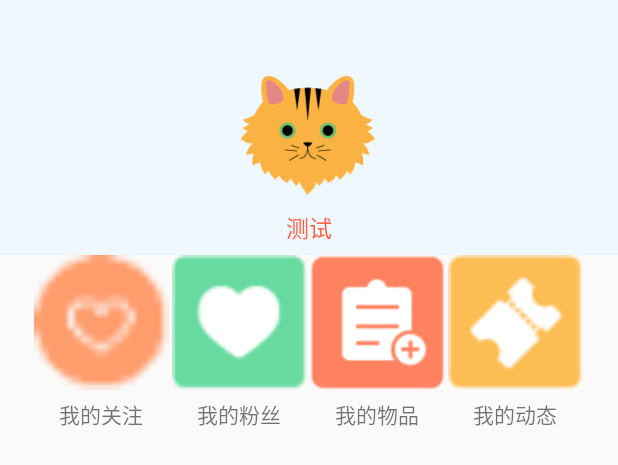
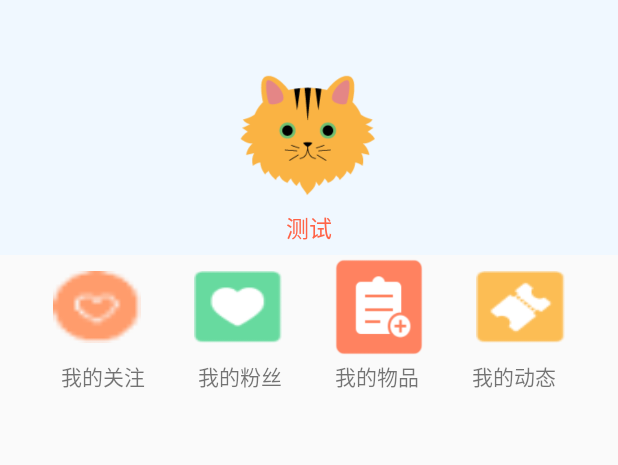
Before and after one commit to wjianhang/Test1, an Android app: the layout login_after.xml on its own in the app's theme, with its tools: preview values and no code run, on a phone screen of 412 x 824 dp. Shown: the top 465 px of the screen. Run offline under Robolectric (Android 15) with nearby library versions, the phone set to English and light mode, and no system bars.

Commit message:
User_information

```diff
--- a/app/src/main/java/com/example/lakalaka/test1/User_information.java
+++ b/app/src/main/java/com/example/lakalaka/test1/User_information.java
@@ -9,6 +9,10 @@ import cn.bmob.v3.BmobObject;
 public class User_information extends BmobObject {
     private String user_name;
     private String user_password;
+    private String nickname;
+    private String user_sex;
+    private String signature;
+    private String pay_password;
 
 
     public String getName(){return user_name;}
@@ -21,7 +25,22 @@ public class User_information extends BmobObject {
     public void setPassword(String password) {
         this.user_password = password;
     }
-
+    public  String getNickname(){return nickname;}
+    public void setNickname(String nickname) {
+        this.nickname = nickname;
+    }
+    public  String getUser_sex(){return user_sex;}
+    public void setUser_sex(String sex) {
+        this.user_sex = sex;
+    }
+    public  String getSignature(){return signature;}
+    public void setSignature(String signature) {
+        this.signature = signature;
+    }
+    public  String getPay_password(){return pay_password;}
+    public void setPay_password(String pay_password) {
+        this.pay_password = pay_password;
+    }
 
 
 
--- a/app/src/main/res/layout/login_after.xml
+++ b/app/src/main/res/layout/login_after.xml
@@ -1,36 +1,43 @@
 <?xml version="1.0" encoding="utf-8"?>
 <LinearLayout xmlns:android="http://schemas.android.com/apk/res/android"
-    android:orientation="vertical" android:layout_width="match_parent"
-    android:layout_height="match_parent">
+    android:layout_width="match_parent"
+    android:layout_height="match_parent"
+    android:orientation="vertical">
 <ScrollView
     android:layout_width="match_parent"
-        android:layout_height="wrap_content">
+    android:layout_height="match_parent">
 
-
+<LinearLayout
+    android:layout_width="match_parent"
+    android:layout_height="match_parent"
+    android:orientation="vertical">
 
         <LinearLayout
             android:layout_width="match_parent"
             android:layout_height="wrap_content"
             android:background="@color/aliceblue"
             android:orientation="vertical">
+
             <TextView
                 android:layout_width="match_parent"
                 android:layout_height="40dp" />
+
             <ImageButton
                 android:layout_width="100dp"
                 android:layout_height="100dp"
-            android:background="@drawable/user_default_avatar_v2_3_180"
-            android:layout_gravity="center"/>
+                android:layout_gravity="center"
+                android:background="@drawable/user_default_avatar_v2_3_180" />
+
             <TextView
                 android:layout_width="match_parent"
                 android:layout_height="30dp"
+                android:gravity="center|top"
                 android:text="测试"
                 android:textColor="@color/tomato"
-            android:textSize="15sp"
-            android:gravity="center|top"/>
+                android:textSize="15sp" />
 
         </LinearLayout>
-    </ScrollView>
+
 
     <LinearLayout
         android:layout_width="match_parent"
@@ -38,43 +45,64 @@
         android:orientation="vertical">
 
         <LinearLayout
-            android:layout_width="wrap_content"
-            android:layout_height="95dp"
+            android:layout_width="match_parent"
+            android:layout_height="70dp"
             android:layout_gravity="center|top"
             android:orientation="horizontal">
 
+            <LinearLayout
+                android:layout_width="match_parent"
+                android:layout_height="wrap_content"
+                android:layout_gravity="center"
+                android:layout_marginLeft="35dp"
+                android:layout_marginRight="35dp"
+                android:orientation="horizontal">
+
                 <Button
-                android:layout_width="90dp"
-                android:layout_height="90dp"
+                    android:id="@+id/button4"
+                    android:layout_width="0dp"
+                    android:layout_height="wrap_content"
+                    android:layout_weight="1"
                     android:background="@drawable/ic_global_user_recommend" />
 
-            <View
-                android:layout_width="2dip"
-                android:layout_height="match_parent" />
+                <LinearLayout
+                    android:layout_width="35dp"
+                    android:layout_height="match_parent">
+
+                </LinearLayout>
 
                 <Button
-                android:layout_width="90dp"
-                android:layout_height="90dp"
+                    android:id="@+id/button3"
+                    android:layout_width="0dp"
+                    android:layout_height="wrap_content"
+                    android:layout_weight="1"
                     android:background="@drawable/icon_personnal_collection" />
 
-            <View
-                android:layout_width="2dip"
-                android:layout_height="match_parent" />
+                <LinearLayout
+                    android:layout_width="35dp"
+                    android:layout_height="match_parent">
+
+                </LinearLayout>
+
 
                 <Button
-                android:layout_width="90dp"
-                android:layout_height="90dp"
+                    android:id="@+id/button2"
+                    android:layout_width="0dp"
+                    android:layout_height="wrap_content"
+                    android:layout_weight="1"
                     android:background="@drawable/icon_personnal_comment" />
 
-            <View
-                android:layout_width="2dip"
-                android:layout_height="match_parent" />
+                <LinearLayout
+                    android:layout_width="35dp"
+                    android:layout_height="match_parent"></LinearLayout>
 
                 <Button
-                android:layout_width="90dp"
-                android:layout_height="90dp"
+                    android:id="@+id/button"
+                    android:layout_width="0dp"
+                    android:layout_height="wrap_content"
+                    android:layout_weight="1"
                     android:background="@drawable/icon_personnal_coupon" />
-
+            </LinearLayout>
         </LinearLayout>
 
         <LinearLayout
@@ -83,42 +111,71 @@
             android:layout_gravity="center|top"
             android:orientation="horizontal">
 
+            <LinearLayout
+                android:layout_width="match_parent"
+                android:layout_height="wrap_content"
+                android:layout_gravity="center"
+                android:layout_marginLeft="35dp"
+                android:layout_marginRight="35dp"
+                android:orientation="horizontal">
+
                 <TextView
-                android:layout_width="90dp"
+                    android:layout_width="0dp"
                     android:layout_height="wrap_content"
+                    android:layout_weight="1"
                     android:gravity="center"
                     android:text="我的关注" />
 
-            <View
-                android:layout_width="2dip"
-                android:layout_height="match_parent" />
+                <LinearLayout
+                    android:layout_width="35dp"
+                    android:layout_height="match_parent">
+
+                </LinearLayout>
 
                 <TextView
                     android:id="@+id/textView"
-                android:layout_width="90dp"
+                    android:layout_width="0dp"
                     android:layout_height="wrap_content"
+                    android:layout_weight="1"
                     android:gravity="center"
                     android:text="我的粉丝" />
 
-            <View
-                android:layout_width="2dip"
-                android:layout_height="match_parent" />
+                <LinearLayout
+                    android:layout_width="35dp"
+                    android:layout_height="match_parent">
+
+                </LinearLayout>
 
                 <TextView
-                android:layout_width="90dp"
+                    android:layout_width="0dp"
                     android:layout_height="wrap_content"
+                    android:layout_weight="1"
                     android:gravity="center"
                     android:text="我的物品" />
 
-            <View
-                android:layout_width="2dip"
-                android:layout_height="match_parent" />
+                <LinearLayout
+                    android:layout_width="35dp"
+                    android:layout_height="match_parent"></LinearLayout>
 
                 <TextView
-                android:layout_width="90dp"
+                    android:layout_width="0dp"
                     android:layout_height="wrap_content"
+                    android:layout_weight="1"
                     android:gravity="center"
                     android:text="我的动态" />
             </LinearLayout>
         </LinearLayout>
     </LinearLayout>
+
+    <LinearLayout
+        android:layout_width="match_parent"
+        android:layout_height="wrap_content">
+
+
+    </LinearLayout>
+
+
+</LinearLayout>
+</ScrollView>
+
+</LinearLayout>
```
Lines whose indentation alone changed are shown as unchanged.
